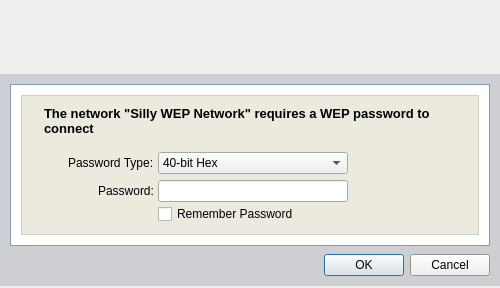
Before: the Qt Designer form xsupplicant-ui/Skins/Default/WEPWindow.ui in Zero3K/xsupplicant, drawn with Qt 5.
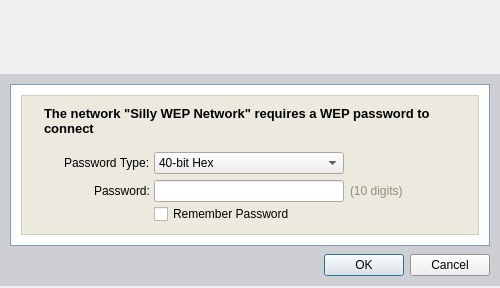
After: the same form once the commit is applied. Icons and pictures are not drawn.

Commit message: add UI elements to guide user input

The edit to the form file:
```diff
--- a/xsupplicant-ui/Skins/Default/WEPWindow.ui
+++ b/xsupplicant-ui/Skins/Default/WEPWindow.ui
@@ -1133,20 +1133,256 @@
                 </widget>
                </item>
                <item>
-                <spacer>
-                 <property name="orientation" >
-                  <enum>Qt::Horizontal</enum>
+                <widget class="QFrame" name="rightFrame" >
+                 <property name="sizePolicy" >
+                  <sizepolicy vsizetype="Preferred" hsizetype="Preferred" >
+                   <horstretch>0</horstretch>
+                   <verstretch>0</verstretch>
+                  </sizepolicy>
                  </property>
-                 <property name="sizeType" >
-                  <enum>QSizePolicy::Fixed</enum>
+                 <property name="frameShape" >
+                  <enum>QFrame::NoFrame</enum>
                  </property>
-                 <property name="sizeHint" >
-                  <size>
-                   <width>120</width>
-                   <height>20</height>
-                  </size>
+                 <property name="frameShadow" >
+                  <enum>QFrame::Raised</enum>
                  </property>
-                </spacer>
+                 <layout class="QVBoxLayout" >
+                  <property name="spacing" >
+                   <number>2</number>
+                  </property>
+                  <property name="leftMargin" >
+                   <number>0</number>
+                  </property>
+                  <property name="topMargin" >
+                   <number>0</number>
+                  </property>
+                  <property name="rightMargin" >
+                   <number>0</number>
+                  </property>
+                  <property name="bottomMargin" >
+                   <number>0</number>
+                  </property>
+                  <item>
+                   <widget class="QFrame" name="frame_12" >
+                    <property name="sizePolicy" >
+                     <sizepolicy vsizetype="Fixed" hsizetype="Preferred" >
+                      <horstretch>0</horstretch>
+                      <verstretch>0</verstretch>
+                     </sizepolicy>
+                    </property>
+                    <property name="minimumSize" >
+                     <size>
+                      <width>16</width>
+                      <height>22</height>
+                     </size>
+                    </property>
+                    <property name="maximumSize" >
+                     <size>
+                      <width>16777215</width>
+                      <height>22</height>
+                     </size>
+                    </property>
+                    <property name="frameShape" >
+                     <enum>QFrame::NoFrame</enum>
+                    </property>
+                    <property name="frameShadow" >
+                     <enum>QFrame::Raised</enum>
+                    </property>
+                    <layout class="QHBoxLayout" >
+                     <property name="spacing" >
+                      <number>0</number>
+                     </property>
+                     <property name="leftMargin" >
+                      <number>0</number>
+                     </property>
+                     <property name="topMargin" >
+                      <number>0</number>
+                     </property>
+                     <property name="rightMargin" >
+                      <number>0</number>
+                     </property>
+                     <property name="bottomMargin" >
+                      <number>0</number>
+                     </property>
+                     <item>
+                      <spacer>
+                       <property name="orientation" >
+                        <enum>Qt::Horizontal</enum>
+                       </property>
+                       <property name="sizeType" >
+                        <enum>QSizePolicy::Fixed</enum>
+                       </property>
+                       <property name="sizeHint" >
+                        <size>
+                         <width>120</width>
+                         <height>2</height>
+                        </size>
+                       </property>
+                      </spacer>
+                     </item>
+                    </layout>
+                   </widget>
+                  </item>
+                  <item>
+                   <spacer>
+                    <property name="orientation" >
+                     <enum>Qt::Vertical</enum>
+                    </property>
+                    <property name="sizeType" >
+                     <enum>QSizePolicy::Fixed</enum>
+                    </property>
+                    <property name="sizeHint" >
+                     <size>
+                      <width>20</width>
+                      <height>4</height>
+                     </size>
+                    </property>
+                   </spacer>
+                  </item>
+                  <item>
+                   <widget class="QFrame" name="frame_13" >
+                    <property name="sizePolicy" >
+                     <sizepolicy vsizetype="Fixed" hsizetype="Preferred" >
+                      <horstretch>0</horstretch>
+                      <verstretch>0</verstretch>
+                     </sizepolicy>
+                    </property>
+                    <property name="minimumSize" >
+                     <size>
+                      <width>16</width>
+                      <height>22</height>
+                     </size>
+                    </property>
+                    <property name="maximumSize" >
+                     <size>
+                      <width>16777215</width>
+                      <height>22</height>
+                     </size>
+                    </property>
+                    <property name="frameShape" >
+                     <enum>QFrame::NoFrame</enum>
+                    </property>
+                    <property name="frameShadow" >
+                     <enum>QFrame::Raised</enum>
+                    </property>
+                    <layout class="QHBoxLayout" >
+                     <property name="spacing" >
+                      <number>0</number>
+                     </property>
+                     <property name="leftMargin" >
+                      <number>0</number>
+                     </property>
+                     <property name="topMargin" >
+                      <number>0</number>
+                     </property>
+                     <property name="rightMargin" >
+                      <number>0</number>
+                     </property>
+                     <property name="bottomMargin" >
+                      <number>0</number>
+                     </property>
+                     <item>
+                      <widget class="QLabel" name="labelPasswordSize" >
+                       <property name="sizePolicy" >
+                        <sizepolicy vsizetype="Fixed" hsizetype="Preferred" >
+                         <horstretch>0</horstretch>
+                         <verstretch>0</verstretch>
+                        </sizepolicy>
+                       </property>
+                       <property name="minimumSize" >
+                        <size>
+                         <width>0</width>
+                         <height>22</height>
+                        </size>
+                       </property>
+                       <property name="maximumSize" >
+                        <size>
+                         <width>16777215</width>
+                         <height>22</height>
+                        </size>
+                       </property>
+                       <property name="palette" >
+                        <palette>
+                         <active>
+                          <colorrole role="WindowText" >
+                           <brush brushstyle="SolidPattern" >
+                            <color alpha="255" >
+                             <red>144</red>
+                             <green>141</green>
+                             <blue>124</blue>
+                            </color>
+                           </brush>
+                          </colorrole>
+                         </active>
+                         <inactive>
+                          <colorrole role="WindowText" >
+                           <brush brushstyle="SolidPattern" >
+                            <color alpha="255" >
+                             <red>144</red>
+                             <green>141</green>
+                             <blue>124</blue>
+                            </color>
+                           </brush>
+                          </colorrole>
+                         </inactive>
+                         <disabled>
+                          <colorrole role="WindowText" >
+                           <brush brushstyle="SolidPattern" >
+                            <color alpha="255" >
+                             <red>127</red>
+                             <green>127</green>
+                             <blue>127</blue>
+                            </color>
+                           </brush>
+                          </colorrole>
+                         </disabled>
+                        </palette>
+                       </property>
+                       <property name="font" >
+                        <font>
+                         <family>Arial</family>
+                         <pointsize>9</pointsize>
+                        </font>
+                       </property>
+                       <property name="text" >
+                        <string>(10 digits)</string>
+                       </property>
+                       <property name="indent" >
+                        <number>2</number>
+                       </property>
+                      </widget>
+                     </item>
+                     <item>
+                      <spacer>
+                       <property name="orientation" >
+                        <enum>Qt::Horizontal</enum>
+                       </property>
+                       <property name="sizeHint" >
+                        <size>
+                         <width>20</width>
+                         <height>20</height>
+                        </size>
+                       </property>
+                      </spacer>
+                     </item>
+                    </layout>
+                   </widget>
+                  </item>
+                  <item>
+                   <spacer>
+                    <property name="orientation" >
+                     <enum>Qt::Vertical</enum>
+                    </property>
+                    <property name="sizeHint" >
+                     <size>
+                      <width>20</width>
+                      <height>2</height>
+                     </size>
+                    </property>
+                   </spacer>
+                  </item>
+                 </layout>
+                </widget>
                </item>
               </layout>
              </widget>
```
The commit also changes 4 other files.
